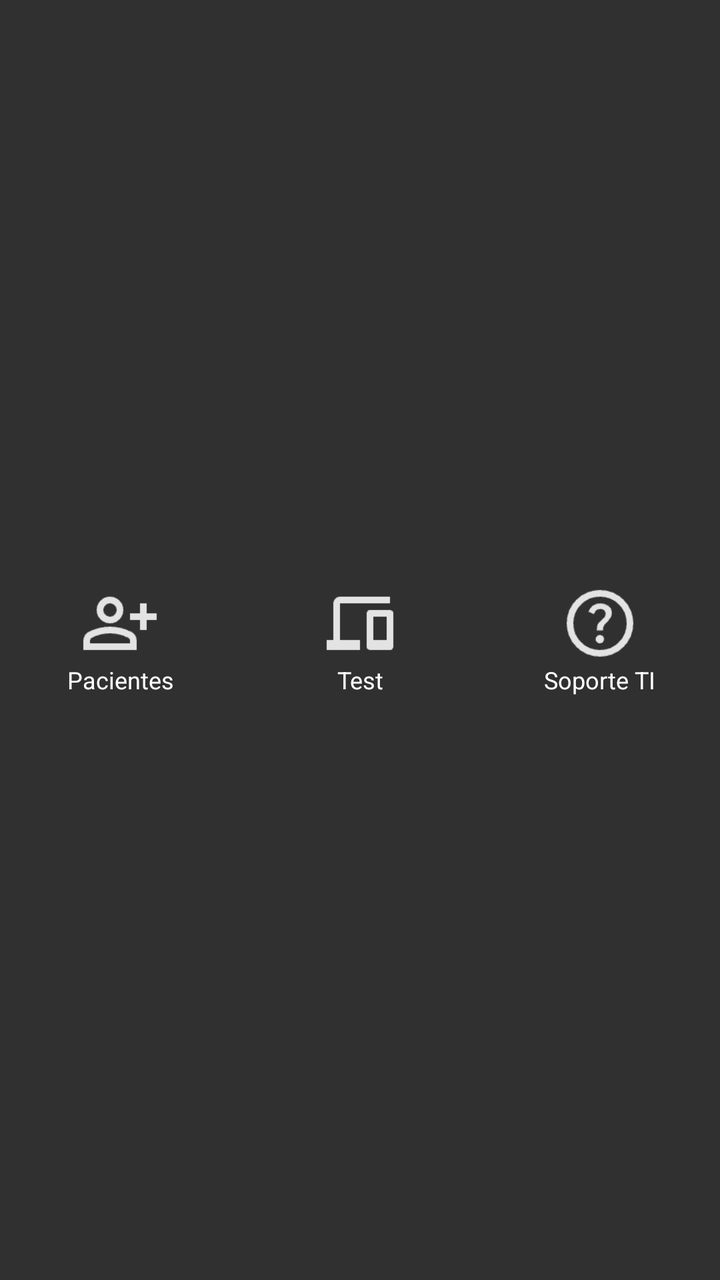
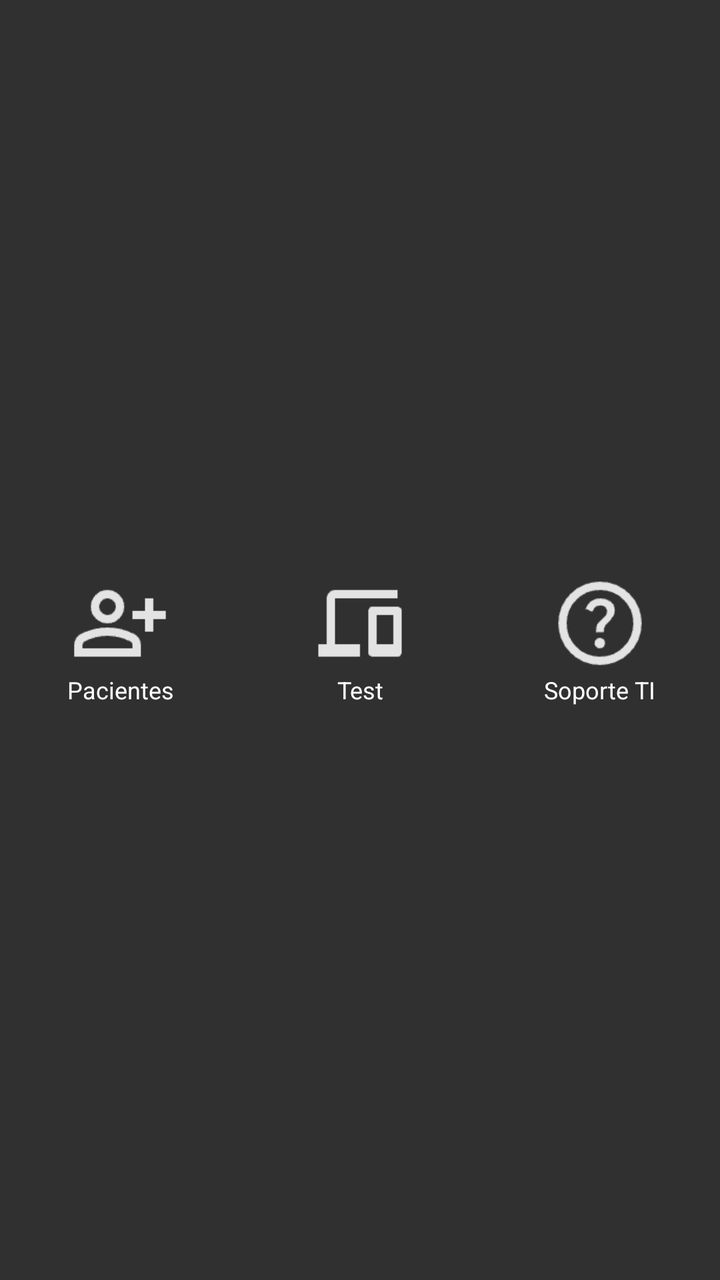

An Android layout rendered at two revisions. The XML below is the earlier revision; the diff shows what the commit changed to produce the second picture.
<!-- AndroidManifest.xml: application theme AppTheme -->
<!-- res/layout/footer_home.xml -->
<?xml version="1.0" encoding="utf-8"?>
<LinearLayout xmlns:android="http://schemas.android.com/apk/res/android"
    android:layout_width="match_parent"
    android:layout_height="70dp"
    android:background="@color/black89"
    android:orientation="horizontal"
    android:gravity="center">

    
    <LinearLayout
        android:layout_width="0dp"
        android:layout_height="wrap_content"
        android:layout_weight="1"
        android:orientation="vertical"
        android:gravity="center">

        <ImageView
            android:id="@+id/iconPacientes"
            android:layout_width="40dp"
            android:layout_height="40dp"
            android:src="@drawable/ic_paciente"
            android:scaleType="centerInside"/>

        <TextView
            android:id="@+id/textPacientes"
            android:layout_width="wrap_content"
            android:layout_height="wrap_content"
            android:text="Pacientes"
            android:textSize="12sp"
            android:textColor="@android:color/white"
            android:gravity="center"/>
    </LinearLayout>

    
    <LinearLayout
        android:layout_width="0dp"
        android:layout_height="wrap_content"
        android:layout_weight="1"
        android:orientation="vertical"
        android:gravity="center">

        <ImageView
            android:id="@+id/iconTest"
            android:layout_width="40dp"
            android:layout_height="40dp"
            android:src="@drawable/ic_test"
            android:scaleType="centerInside"/>

        <TextView
            android:id="@+id/textTest"
            android:layout_width="wrap_content"
            android:layout_height="wrap_content"
            android:text="Test"
            android:textSize="12sp"
            android:textColor="@android:color/white"
            android:gravity="center"/>
    </LinearLayout>

    
    <LinearLayout
        android:layout_width="0dp"
        android:layout_height="wrap_content"
        android:layout_weight="1"
        android:orientation="vertical"
        android:gravity="center">

        <ImageView
            android:id="@+id/iconSoporte"
            android:layout_width="40dp"
            android:layout_height="40dp"
            android:src="@drawable/ic_soporte"
            android:scaleType="centerInside"/>

        <TextView
            android:id="@+id/textSoporte"
            android:layout_width="wrap_content"
            android:layout_height="wrap_content"
            android:text="Soporte TI"
            android:textSize="12sp"
            android:textColor="@android:color/white"
            android:gravity="center"/>
    </LinearLayout>
</LinearLayout>
<!-- resources referenced by this layout -->
<resources>
  <color name="black89">#000000DD</color>
  <!-- drawable ic_paciente: png bitmap (drawable, 1110 bytes) -->
  <!-- drawable ic_soporte: png bitmap (drawable, 1631 bytes) -->
  <!-- drawable ic_test: png bitmap (drawable, 731 bytes) -->
  <style name="AppTheme" parent="Theme.AppCompat.NoActionBar">
          <item name="colorPrimary">@color/colorPrimary</item>
          <item name="colorPrimaryDark">@color/colorPrimaryDark</item>
          <item name="colorAccent">@color/colorAccent</item>
      </style>
  <color name="colorPrimary">#000000DD</color>
  <color name="colorPrimaryDark">#000000DD</color>
  <color name="colorAccent">#000000DD</color>
</resources>

<!-- the commit's change to res/layout/footer_home.xml (unified diff, before → after) -->
@@ -16,8 +16,8 @@
 
         <ImageView
             android:id="@+id/iconPacientes"
-            android:layout_width="40dp"
-            android:layout_height="40dp"
+            android:layout_width="50dp"
+            android:layout_height="50dp"
             android:src="@drawable/ic_paciente"
             android:scaleType="centerInside"/>
 
@@ -41,8 +41,8 @@
 
         <ImageView
             android:id="@+id/iconTest"
-            android:layout_width="40dp"
-            android:layout_height="40dp"
+            android:layout_width="50dp"
+            android:layout_height="50dp"
             android:src="@drawable/ic_test"
             android:scaleType="centerInside"/>
 
@@ -66,8 +66,8 @@
 
         <ImageView
             android:id="@+id/iconSoporte"
-            android:layout_width="40dp"
-            android:layout_height="40dp"
+            android:layout_width="50dp"
+            android:layout_height="50dp"
             android:src="@drawable/ic_soporte"
             android:scaleType="centerInside"/>
 
